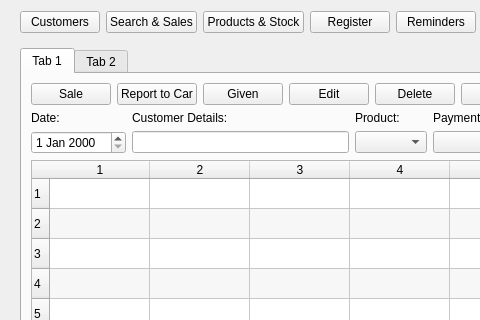
OrhanYigitDurmaz/h2open-desktop, file h2open/form.ui: the form before one commit; both pictures show x 0 to 480 and y 0 to 320 of the 1280 by 720 pixel window.
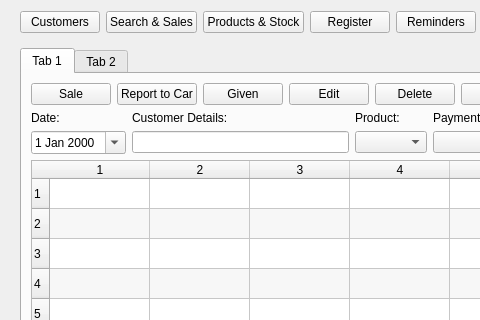
The form after the commit. Icons and pictures are not drawn.

Patch:
```diff
--- a/h2open/form.ui
+++ b/h2open/form.ui
@@ -208,7 +208,11 @@
               </widget>
              </item>
              <item row="1" column="0">
-              <widget class="QDateEdit" name="dateEdit"/>
+              <widget class="QDateEdit" name="dateEdit">
+               <property name="calendarPopup">
+                <bool>true</bool>
+               </property>
+              </widget>
              </item>
              <item row="1" column="1">
               <widget class="QLineEdit" name="lineEdit_3"/>
```
